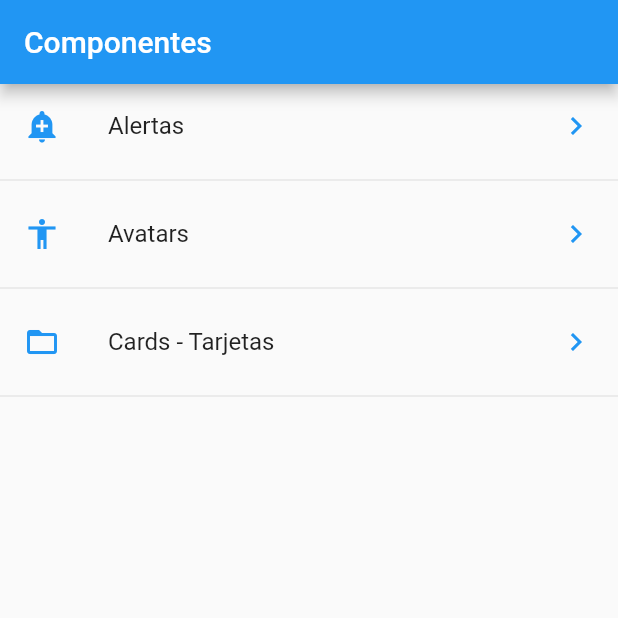
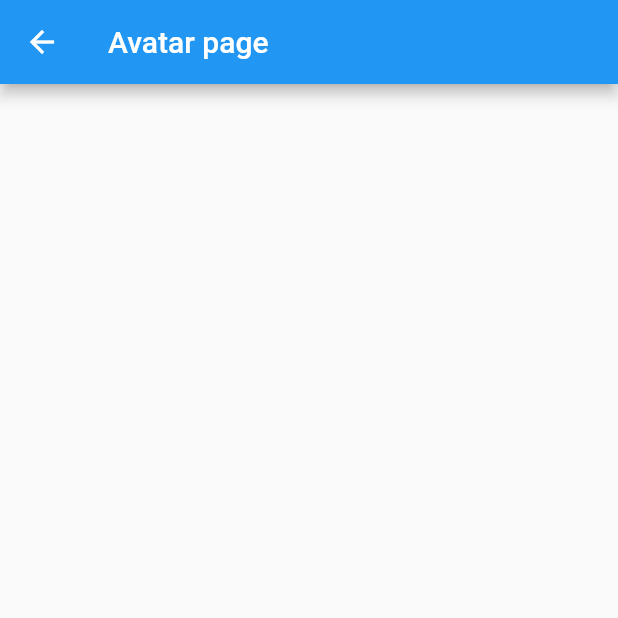
Before and after one commit to KevinDev115/componentsflutter, a Flutter app: the screen it shows after launch, after a tap on "Avatars", on a phone screen of 412 x 824 dp, the top half of it. Run offline on Flutter 3.47's test engine with Material 2 defaults, Android fonts, the phone set to English and light mode, and no system bars.

Commit message:
add routes in app

```diff
--- a/lib/main.dart
+++ b/lib/main.dart
@@ -1,5 +1,8 @@
 import 'package:flutter/material.dart';
-import 'package:componentsflutter/src/pages/home_page.dart';
+
+// route
+import 'package:componentsflutter/src/routes/routes.dart';
+import 'package:componentsflutter/src/pages/alert_page.dart';
 
 void main() => runApp(MyApp());
 
@@ -7,8 +10,15 @@ class MyApp extends StatelessWidget {
   @override
   Widget build(BuildContext context) {
     return MaterialApp(
-        debugShowCheckedModeBanner: false,
-        title: 'Componentes APP',
-        home: HomePage());
+      debugShowCheckedModeBanner: false,
+      title: 'Componentes APP',
+      // home: HomePage(),
+      initialRoute: '/',
+      routes: getAppRoutes(),
+      onGenerateRoute: (RouteSettings settings) {
+        return MaterialPageRoute(
+            builder: (BuildContext context) => AlertPage());
+      },
+    );
   }
 }
--- /dev/null
+++ b/lib/src/pages/avatar_page.dart
@@ -0,0 +1,12 @@
+import 'package:flutter/material.dart';
+
+class AvatarPage extends StatelessWidget {
+  @override
+  Widget build(BuildContext context) {
+    return Scaffold(
+      appBar: AppBar(
+        title: Text('Avatar page'),
+      ),
+    );
+  }
+}
--- a/lib/src/pages/home_page.dart
+++ b/lib/src/pages/home_page.dart
@@ -1,6 +1,9 @@
 import 'package:flutter/material.dart';
 import 'package:componentsflutter/src/providers/menu_provider.dart';
 import 'package:componentsflutter/src/utils/icon_string_util.dart';
+
+//pages
+import 'package:componentsflutter/src/pages/alert_page.dart';
 
 class HomePage extends StatelessWidget {
   @override
@@ -20,13 +23,13 @@ class HomePage extends StatelessWidget {
       initialData: [],
       builder: (BuildContext context, AsyncSnapshot<List<dynamic>> snapshot) {
         return ListView(
-          children: _createItems(snapshot.data),
+          children: _createItems(snapshot.data, context),
         );
       },
     );
   }
 
-  List<Widget> _createItems(data) {
+  List<Widget> _createItems(data, BuildContext context) {
     final List<Widget> options = [];
 
     data.forEach((opt) {
@@ -34,7 +37,11 @@ class HomePage extends StatelessWidget {
         title: Text(opt['texto']),
         leading: getIcon(opt['icon']),
         trailing: Icon(Icons.keyboard_arrow_right_outlined, color: Colors.blue),
-        onTap: () {},
+        onTap: () {
+          // final route = MaterialPageRoute(builder: (context) => AlertPage());
+          // Navigator.push(context, route);
+          Navigator.pushNamed(context, opt['ruta']);
+        },
       );
 
       options..add(tmp)..add(Divider());
--- /dev/null
+++ b/lib/src/routes/routes.dart
@@ -0,0 +1,14 @@
+import 'package:flutter/material.dart';
+
+// Pages
+import 'package:componentsflutter/src/pages/alert_page.dart';
+import 'package:componentsflutter/src/pages/avatar_page.dart';
+import 'package:componentsflutter/src/pages/home_page.dart';
+
+Map<String, WidgetBuilder> getAppRoutes() {
+  return <String, WidgetBuilder>{
+    '/': (BuildContext context) => HomePage(),
+    'alert': (BuildContext context) => AlertPage(),
+    'avatar': (BuildContext context) => AvatarPage()
+  };
+}
```
Also changed, not shown: lib/src/pages/alert_page.dart (added, +18 -0 lines).
